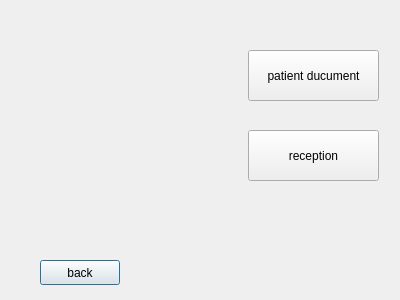
This is users_welcome_page.ui in itsMahdi/clinic as Qt 5 draws it before an edit. The edited form follows.
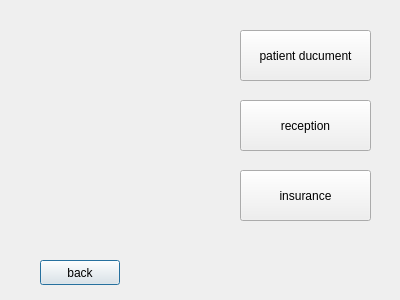
This is the edited form.

Commit message: insurance page and insurance detail page added

What changed in the file:
```diff
--- a/users_welcome_page.ui
+++ b/users_welcome_page.ui
@@ -29,8 +29,8 @@
   <widget class="QPushButton" name="pushButton_pt_duc">
    <property name="geometry">
     <rect>
-     <x>248</x>
-     <y>50</y>
+     <x>240</x>
+     <y>30</y>
      <width>131</width>
      <height>51</height>
     </rect>
@@ -42,8 +42,8 @@
   <widget class="QPushButton" name="pushButton_reception">
    <property name="geometry">
     <rect>
-     <x>248</x>
-     <y>130</y>
+     <x>240</x>
+     <y>100</y>
      <width>131</width>
      <height>51</height>
     </rect>
@@ -52,6 +52,19 @@
     <string>reception</string>
    </property>
   </widget>
+  <widget class="QPushButton" name="pushButton_insurance">
+   <property name="geometry">
+    <rect>
+     <x>240</x>
+     <y>170</y>
+     <width>131</width>
+     <height>51</height>
+    </rect>
+   </property>
+   <property name="text">
+    <string>insurance</string>
+   </property>
+  </widget>
  </widget>
  <resources/>
  <connections/>
```
The commit also changes 9 other files.
